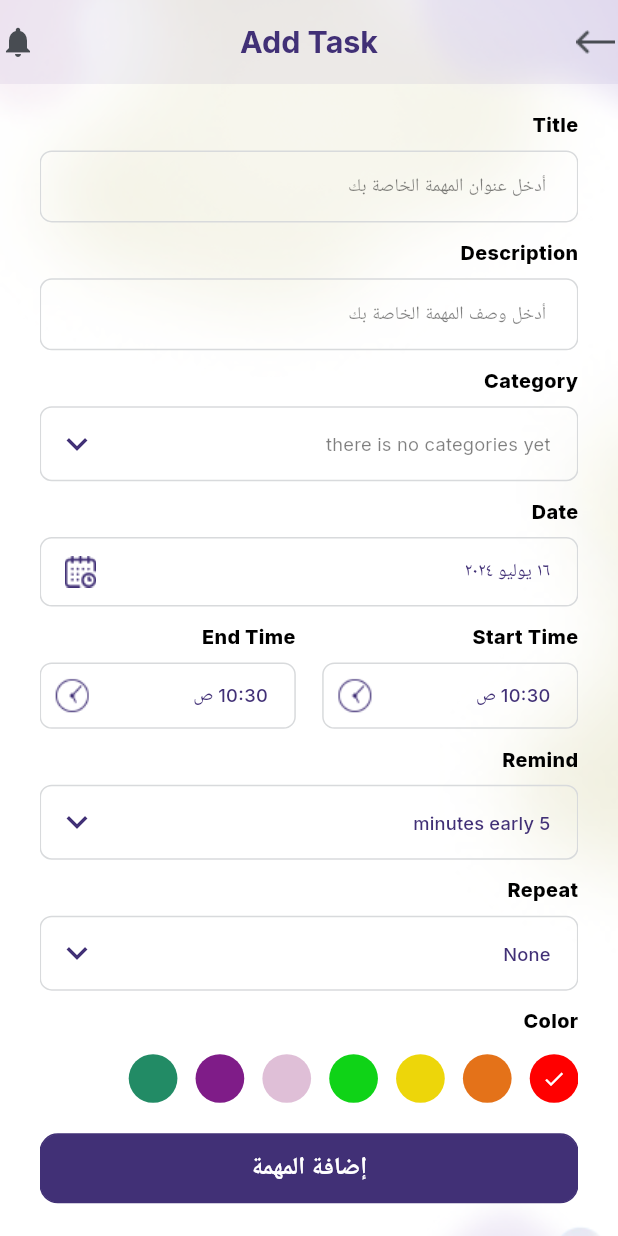
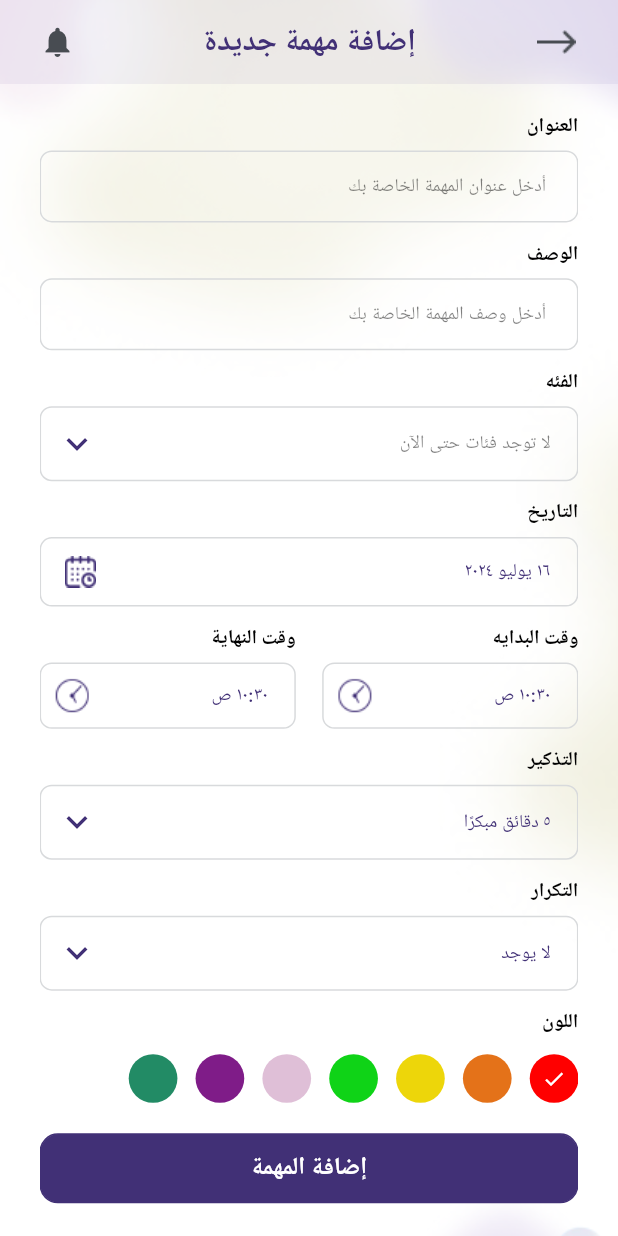
Before and after one commit to Mariam-Elkhelawy/TYDOO, a Flutter app: the AddTaskScreen screen opened by its route, scrolled down 199 dp, on a phone screen of 412 x 824 dp. Run offline on Flutter 3.47's test engine with Material 3 defaults, Android fonts, the light colour scheme and no system bars; our stand-ins replace animated_custom_dropdown, another_flutter_splash_screen, cloud_firestore, easy_date_timeline, firebase_auth, firebase_core and 7 more; accounts and stored records are empty; generated files the repository leaves out were written again; project files that could hold a hidden picture were left out.

Commit message:
add task local

```diff
--- a/lib/core/utils/app_images.dart
+++ b/lib/core/utils/app_images.dart
@@ -8,6 +8,7 @@ class AppImages {
   static const String addImage = 'assets/images/add_image.png';
    static const String addCategory = 'assets/images/add_category.png';
   static const String arrow = 'assets/images/ic_arrow.png';
+  static const String arrowAR = 'assets/images/arrow_ar.png';
   static const String calendar = 'assets/images/ic_calendar.png';
   static const String clock = 'assets/images/ic_clock.png';
   static const String home = 'assets/images/ic_home.svg';
@@ -18,6 +19,7 @@ class AppImages {
   static const String empty = 'assets/images/empty.png';
   static const String settingsTab = 'assets/images/settings.png';
   static const String arrowSquare = 'assets/images/ic_arrow_square.svg';
+  static const String arrowSquareAr = 'assets/images/arrow-square-ar.svg';
   static const String arrowDown = 'assets/images/ic_arrow_down.svg';
   static const String arrowTop = 'assets/images/ic_arrow_top.svg';
   static const String user = 'assets/images/user.svg';
@@ -34,5 +36,6 @@ class AppImages {
   static const String onboarding2 = 'assets/images/onboarding2.png';
   static const String onboarding3 = 'assets/images/onboarding3.png';
   static const String forgetPassword = 'assets/images/forget_password.svg';
+  static const String icSettings = 'assets/images/ic_Settings.png';
 
 }
--- a/lib/core/utils/app_strings.dart
+++ b/lib/core/utils/app_strings.dart
@@ -1,19 +1,14 @@
 class AppStrings {
   static const String hello = 'Hello,';
   static String remind = '5 minutes early';
-  static const List<String> remindList = [
-    '5 minutes early',
-    '10 minutes early',
-    '15 minutes early',
-    '20 minutes early'
-  ];
+  static String remindAr = '٥ دقائق مبكرًا';
   static String repeat = 'None';
-  static const List<String> repeatList = ['None', 'Daily', 'Weekly', 'Monthly'];
+  static String repeatAr = 'لا يوجد';
   static const String home = 'Home';
   static const String category = 'Category';
   static const String settings = 'Settings';
-  static const String important  = 'Important';
-  static const String addImage  = 'Click here to add image';
-  static const String noTasks  = 'No Added Tasks Yet';
-  static const String account  = 'Account info';
+  static const String important = 'Important';
+  static const String addImage = 'Click here to add image';
+  static const String noTasks = 'No Added Tasks Yet';
+  static const String account = 'Account info';
 }
--- a/lib/features/home/add_task_screen.dart
+++ b/lib/features/home/add_task_screen.dart
@@ -30,10 +30,6 @@ class _AddTaskScreenState extends State<AddTaskScreen> {
   TextEditingController titleController = TextEditingController();
   TextEditingController descriptionController = TextEditingController();
   final GlobalKey<FormState> formKey = GlobalKey<FormState>();
-  String startTime = DateFormat('hh:mm a').format(DateTime.now()).toString();
-  String endTime = DateFormat('hh:mm a')
-      .format(DateTime.now().add(const Duration(minutes: 15)))
-      .toString();
   int color = 0;
   String? selectedCategory;
   bool isTapped = false;
@@ -44,11 +40,28 @@ class _AddTaskScreenState extends State<AddTaskScreen> {
     Provider.of<MyProvider>(context, listen: false).loadCategories();
   }
 
+  DateTime _timeOfDayToDateTime(TimeOfDay timeOfDay) {
+    final now = DateTime.now();
+    return DateTime(
+        now.year, now.month, now.day, timeOfDay.hour, timeOfDay.minute);
+  }
+
   @override
   Widget build(BuildContext context) {
     var provider = Provider.of<MyProvider>(context);
     var local = AppLocalizations.of(context)!;
-
+    List<String> remindList = [
+      local.min5,
+      local.min10,
+      local.min15,
+      local.min20,
+    ];
+    List<String> repeatList = [
+      local.none,
+      local.daily,
+      local.weekly,
+      local.monthly
+    ];
     return customBG(
       context: context,
       child: Scaffold(
@@ -57,13 +70,15 @@ class _AddTaskScreenState extends State<AddTaskScreen> {
           elevation: 0,
           backgroundColor: Colors.transparent,
           leading: Padding(
-            padding: EdgeInsets.only(left: 24.w),
+            padding: EdgeInsetsDirectional.only(start: 24.w),
             child: InkWell(
               onTap: () {
                 Navigator.pop(context);
               },
-              child: const ImageIcon(
-                AssetImage(AppImages.arrow),
+              child: ImageIcon(
+                AssetImage(provider.languageCode == 'en'
+                    ? AppImages.arrow
+                    : AppImages.arrowAR),
                 size: 20,
                 color: AppColor.iconColor,
               ),
@@ -71,12 +86,12 @@ class _AddTaskScreenState extends State<AddTaskScreen> {
           ),
           centerTitle: true,
           title: Text(
-            'Add Task',
+            local.addTask,
             style: AppStyles.bodyL.copyWith(color: AppColor.primaryColor),
           ),
           actions: [
             Padding(
-              padding: EdgeInsets.only(right: 24.w),
+              padding: EdgeInsetsDirectional.only(end: 24.w),
               child: const Icon(
                 Icons.notifications,
                 color: AppColor.iconColor,
@@ -102,7 +117,7 @@ class _AddTaskScreenState extends State<AddTaskScreen> {
                         width: 187.w,
                         height: 187.h,
                       ),
-                      const TextWidget(text: 'Title'),
+                      TextWidget(text: local.title),
                       CustomTextFormField(
                         myController: titleController,
                         hintText: local.enterTitle,
@@ -113,7 +128,7 @@ class _AddTaskScreenState extends State<AddTaskScreen> {
                           return null;
                         },
                       ),
-                      const TextWidget(text: 'Description'),
+                      TextWidget(text: local.description),
                       CustomTextFormField(
                         hintText: local.enterDescription,
                         myController: descriptionController,
@@ -124,7 +139,7 @@ class _AddTaskScreenState extends State<AddTaskScreen> {
                           return null;
                         },
                       ),
-                      const TextWidget(text: 'Category'),
+                      TextWidget(text: local.category),
                       customButton(
                           padding:
                               EdgeInsetsDirectional.only(start: 16.w, end: 9.w),
@@ -133,8 +148,8 @@ class _AddTaskScreenState extends State<AddTaskScreen> {
                           child: DropdownButton(
                             hint: Text(
                               provider.categories.isEmpty
-                                  ? 'there is no categories yet'
-                                  : 'select Category',
+                                  ? local.noCat
+                                  : local.select,
                               style: AppStyles.hintText,
                             ),
                             underline: Container(height: 0.h),
@@ -165,7 +180,7 @@ class _AddTaskScreenState extends State<AddTaskScreen> {
                               });
                             },
                           )),
-                      const TextWidget(text: 'Date'),
+                      TextWidget(text: local.date),
                       InkWell(
                         onTap: () {
                           editProvider.selectDate(context);
@@ -179,14 +194,12 @@ class _AddTaskScreenState extends State<AddTaskScreen> {
                           child: Row(
                             children: [
                               Text(
-                                DateFormat.yMMMd(
-                                            provider.languageCode == 'en'
-                                                ? 'en'
-                                                : 'ar')
-                                        .format(editProvider.chosenDate)
-                                ,style: AppStyles.generalText
-                                        .copyWith(fontSize: 12.sp)
-                              ),
+                                  DateFormat.yMMMd(provider.languageCode == 'en'
+                                          ? 'en'
+                                          : 'ar')
+                                      .format(editProvider.chosenDate),
+                                  style: AppStyles.generalText
+                                      .copyWith(fontSize: 12.sp)),
                               const Spacer(),
                               const ImageIcon(
                                 AssetImage(AppImages.calendar),
@@ -202,7 +215,7 @@ class _AddTaskScreenState extends State<AddTaskScreen> {
                             child: Column(
                               crossAxisAlignment: CrossAxisAlignment.start,
                               children: [
-                                const TextWidget(text: 'Start Time'),
+                                TextWidget(text: local.startTime),
                                 InkWell(
                                   onTap: () {
                                     editProvider.selectStartTime(context);
@@ -218,9 +231,14 @@ class _AddTaskScreenState extends State<AddTaskScreen> {
                                     child: Row(
                                       children: [
                                         Text(
-                                          editProvider.selectedStartTime
-                                              .format(context)
-                                              .toString(),
+                                          DateFormat.jm(
+                                                  provider.languageCode == 'en'
+                                                      ? 'en'
+                                                      : 'ar')
+                                              .format(
+                                            _timeOfDayToDateTime(
+                                                editProvider.selectedStartTime),
+                                          ),
                                           style: AppStyles.generalText
                                               .copyWith(fontSize: 12.sp),
                                         ),
@@ -241,7 +259,7 @@ class _AddTaskScreenState extends State<AddTaskScreen> {
                             child: Column(
                               crossAxisAlignment: CrossAxisAlignment.start,
                               children: [
-                                const TextWidget(text: 'End Time'),
+                                TextWidget(text: local.endTime),
                                 InkWell(
                                   onTap: () {
                                     editProvider.selectEndTime(context);
@@ -257,9 +275,14 @@ class _AddTaskScreenState extends State<AddTaskScreen> {
                                     child: Row(
                                       children: [
                                         Text(
-                                          editProvider.selectedEndTime
-                                              .format(context)
-                                              .toString(),
+                                          DateFormat.jm(
+                                                  provider.languageCode == 'en'
+                                                      ? 'en'
+                                                      : 'ar')
+                                              .format(
+                                            _timeOfDayToDateTime(
+                                                editProvider.selectedEndTime),
+                                          ),
                                           style: AppStyles.generalText
                                               .copyWith(fontSize: 12.sp),
                                         ),
@@ -277,7 +300,7 @@ class _AddTaskScreenState extends State<AddTaskScreen> {
                           ),
                         ],
                       ),
-                      const TextWidget(text: 'Remind'),
+                      TextWidget(text: local.remind),
                       customButton(
                           padding:
                               EdgeInsetsDirectional.only(start: 16.w, end: 9.w),
@@ -285,7 +308,9 @@ class _AddTaskScreenState extends State<AddTaskScreen> {
                           borderColor: AppColor.borderColor,
                           child: DropdownButton(
                             hint: Text(
-                              AppStrings.remind,
+                              provider.languageCode == 'en'
+                                  ? AppStrings.remind
+                                  : AppStrings.remindAr,
                               style: AppStyles.generalText
                                   .copyWith(fontSize: 12.sp),
                             ),
@@ -298,7 +323,7 @@ class _AddTaskScreenState extends State<AddTaskScreen> {
                               color: AppColor.primaryColor,
                               size: 28,
                             ),
-                            items: AppStrings.remindList
+                            items: remindList
                                 .map<DropdownMenuItem<String>>(
                                   (e) => DropdownMenuItem<String>(
                                     value: e,
@@ -311,11 +336,13 @@ class _AddTaskScreenState extends State<AddTaskScreen> {
                                 )
                                 .toList(),
                             onChanged: (value) {
-                              AppStrings.remind = value!;
+                              provider.languageCode == 'en'
+                                  ? AppStrings.remind
+                                  : AppStrings.remindAr = value!;
                               setState(() {});
                             },
                           )),
-                      const TextWidget(text: 'Repeat'),
+                      TextWidget(text: local.repeat),
                       customButton(
                           padding:
                               EdgeInsetsDirectional.only(start: 16.w, end: 9.w),
@@ -323,7 +350,7 @@ class _AddTaskScreenState extends State<AddTaskScreen> {
                           borderColor: AppColor.borderColor,
                           child: DropdownButton(
                             hint: Text(
-                              AppStrings.repeat,
+                              provider.languageCode=='en'?AppStrings.repeat:AppStrings.repeatAr,
                               style: AppStyles.generalText
                                   .copyWith(fontSize: 12.sp),
                             ),
@@ -336,7 +363,7 @@ class _AddTaskScreenState extends State<AddTaskScreen> {
                               color: AppColor.primaryColor,
                               size: 28,
                             ),
-                            items: AppStrings.repeatList
+                            items: repeatList
                                 .map<DropdownMenuItem<String>>(
                                   (e) => DropdownMenuItem<String>(
                                     value: e,
@@ -349,11 +376,11 @@ class _AddTaskScreenState extends State<AddTaskScreen> {
                                 )
                                 .toList(),
                             onChanged: (value) {
-                              AppStrings.repeat = value!;
+                              provider.languageCode=='en'?AppStrings.repeat:AppStrings.repeatAr = value!;
                               setState(() {});
                             },
                           )),
-                      const TextWidget(text: 'Color'),
+                      TextWidget(text: local.color),
                       Wrap(
                         children: List.generate(
                           7,
--- a/lib/features/important/important_tab.dart
+++ b/lib/features/important/important_tab.dart
@@ -29,7 +29,7 @@ class ImportantTab extends StatelessWidget {
                 color: AppColor.taskGreyColor,
               ),
               Text(
-                'Important',
+                local.important,
                 style: AppStyles.bodyL.copyWith(color: AppColor.primaryColor),
               ),
               const ImageIcon(
@@ -73,7 +73,7 @@ class ImportantTab extends StatelessWidget {
                     ),
                     SizedBox(height: 20.h),
                     Text(
-                      local.noTasks,
+                      local.noImportant,
                       style: AppStyles.titleL.copyWith(
                           fontSize: 14.sp, color: AppColor.primaryColor),
                     )
--- a/lib/features/onboarding/onboarding_screens.dart
+++ b/lib/features/onboarding/onboarding_screens.dart
@@ -8,6 +8,7 @@ import 'package:todo_app/features/login/login_screen.dart';
 import 'package:todo_app/features/onboarding/gradient_text.dart';
 import 'package:todo_app/features/onboarding/onboarding_widget.dart';
 import 'package:todo_app/firebase/firebase_functions.dart';
+import 'package:flutter_gen/gen_l10n/app_localizations.dart';
 
 class OnboardingScreen extends StatefulWidget {
   const OnboardingScreen({super.key});
@@ -22,6 +23,8 @@ class _OnboardingScreenState extends State<OnboardingScreen> {
 
   @override
   Widget build(BuildContext context) {
+    var local = AppLocalizations.of(context)!;
+
     return Scaffold(
       backgroundColor: AppColor.onboardingColor,
       body: Stack(
@@ -36,21 +39,21 @@ class _OnboardingScreenState extends State<OnboardingScreen> {
                 },
               );
             },
-            children: const [
+            children:  [
               OnboardingWidget(
                 image: AppImages.onboarding3,
-                title: 'Welcome to ToDo App',
-                description: 'Keep track of your tasks easily!',
+                title: local.onBoardingT1,
+                description: local.onBoardingD1,
               ),
               OnboardingWidget(
                 image: AppImages.onboarding1,
-                title: 'Organize by Categories',
-                description: 'Categorize your tasks for better management.',
+                title: local.onBoardingT2,
+                description: local.onBoardingD2,
               ),
               OnboardingWidget(
                 image: AppImages.onboarding2,
-                title: 'Set Reminders',
-                description: 'Never miss a deadline with reminders.',
+                title: local.onBoardingT3,
+                description: local.onBoardingD3,
               ),
             ],
           ),
@@ -72,7 +75,7 @@ class _OnboardingScreenState extends State<OnboardingScreen> {
                                   context, LoginScreen.routeName);
                         },
                         child: GradientText(
-                          'skip',
+                         local.skip,
                           style: TextStyle(fontSize: 16.sp),
                         ),
                       ),
@@ -126,7 +129,7 @@ class _OnboardingScreenState extends State<OnboardingScreen> {
                       padding:
                           EdgeInsets.symmetric(horizontal: 12.w, vertical: 8.h),
                       child: Text(
-                        currentPage == 2 ? 'done' : 'next',
+                        currentPage == 2 ? local.doneO : local.next,
                         style: AppStyles.bodyM.copyWith(
                             fontSize: 14.sp, color: AppColor.whiteColor),
                       ),
--- a/lib/features/settings/settings_tab.dart
+++ b/lib/features/settings/settings_tab.dart
@@ -26,7 +26,7 @@ class SettingsTab extends StatelessWidget {
         children: [
           SizedBox(height: 75.h),
           Text(
-            'Settings',
+            local.settings,
             textAlign: TextAlign.center,
             style: AppStyles.bodyL.copyWith(color: AppColor.primaryColor),
           ),
@@ -40,20 +40,20 @@ class SettingsTab extends StatelessWidget {
           SettingsWidget(
             iconPath: AppImages.user,
             isHint: true,
-            hint: 'name, age, ...etc',
-            title: 'Account info',
+            hint: local.accountH,
+            title: local.accountT,
             onTap: () {},
           ),
           SettingsWidget(
             iconPath: AppImages.privacy,
             isHint: true,
-            hint: 'email, password, mobile',
-            title: 'Privacy',
+            hint: local.privacyH,
+            title: local.privacyT,
             onTap: () {},
           ),
           SettingsWidget(
             iconPath: AppImages.theme,
-            title: 'Theme Mode',
+            title: local.theme,
             isDropMenu: true,
             dropDownItems: themeList,
             onDropDownChanged: (String? value) {
@@ -66,12 +66,12 @@ class SettingsTab extends StatelessWidget {
           ),
           SettingsWidget(
             iconPath: AppImages.notification,
-            title: 'Notification',
+            title: local.notification,
             onTap: () {},
           ),
           SettingsWidget(
             iconPath: AppImages.language,
-            title: 'Language',
+            title: local.language,
             isDropMenu: true,
             dropDownItems: langList,
             onDropDownChanged: (String? value) {
@@ -84,12 +84,12 @@ class SettingsTab extends StatelessWidget {
           ),
           SettingsWidget(
             iconPath: AppImages.aboutUs,
-            title: 'About Us',
+            title: local.aboutUs,
             onTap: () {},
           ),
           SettingsWidget(
             iconPath: AppImages.logout,
-            title: 'Logout',
+            title: local.logout,
             onTap: () async {
               await FirebaseFunctions.signOut();
               Navigator.pushNamedAndRemoveUntil(
--- a/lib/features/settings/settings_widget.dart
+++ b/lib/features/settings/settings_widget.dart
@@ -125,7 +125,10 @@ class SettingsWidget extends StatelessWidget {
                         ],
                       ),
               ),
-              if (!isDropMenu) SvgPicture.asset(AppImages.arrowSquare),
+              if (!isDropMenu)
+                SvgPicture.asset(provider.languageCode == 'en'
+                    ? AppImages.arrowSquare
+                    : AppImages.arrowSquareAr),
               SizedBox(
                 width: 18.w,
               )
--- a/lib/l10n/app_ar.arb
+++ b/lib/l10n/app_ar.arb
@@ -70,10 +70,51 @@
   "notHaveAccount":"ليس لديك حساب؟ ",
   "signup": "انشاء حساب",
   "hello": "مرحبا,",
-  "category": "الفئات",
-  "noCategory": "لم تتم إضافة أي فئات!"
-
-
+  "category": "الفئه",
+  "noCategory": "لم تتم إضافة أي فئات!",
+  "noImportant": "لم تتم إضافة أي مهام مفضلة!",
+  "addCategory": "اضافه فئه",
+  "name": "الاسم",
+  "note": "الملاحظه",
+  "color": "اللون",
+  "addImage": "أضف صوره (",
+  "optional": "اختياري*",
+  "parentheses": ")",
+  "click": "اضغط هنا لإضافة صورة",
+  "skip": "تخطي",
+  "doneO": "متابعه",
+  "next": "التالي",
+  "onBoardingT1": "مرحبا بك في تيدو",
+  "onBoardingD1": "تتبع المهام الخاصة بك بسهولة!",
+  "onBoardingT2": "تنظيم حسب الفئات",
+  "onBoardingD2": "تصنيف المهام الخاصة بك لإدارة أفضل.",
+  "onBoardingT3": "تعيين التذكيرات",
+  "onBoardingD3": "لا تفوت موعدًا نهائيًا مع التذكيرات.",
+  "home": "الرئيسيه",
+  "important": "المفضله",
+  "accountT": "معلومات الحساب",
+  "accountH": "الاسم، العمر، ...الخ",
+  "privacyT": "سياسة الخصوصية",
+  "privacyH": "البريد الإلكتروني، كلمة المرور،...إلخ",
+  "aboutUs": "معلومات عنا",
+  "notification": "الإشعارات",
+  "title": "العنوان",
+  "description": "الوصف",
+  "noCat": "لا توجد فئات حتى الآن",
+  "select": "اختر الفئة",
+  "date":"التاريخ",
+  "startTime": "وقت البدايه",
+  "endTime": "وقت النهاية",
+  "remind": "التذكير",
+  "repeat": "التكرار",
+  "min5": "٥ دقائق مبكرًا",
+  "min10": "١٠ دقائق مبكرًا",
+  "min15": "١٥ دقائق مبكرًا",
+  "min20": "٢٠ دقيقه مبكرًا",
+  "none": "لا يوجد",
+  "daily": "يوميًا",
+  "weekly":"اسبوعيًا",
+  "monthly": "شهريًا"
 
 
 
```
Also changed, not shown: lib/features/category/add_category_screen.dart (+14 -13 lines), lib/features/category/add_task_bottom_sheet.dart (deleted, +0 -153 lines), lib/features/home_screen.dart (+13 -14 lines), lib/l10n/app_en.arb (+47 -1 lines), assets/images/arrow-square-ar.svg (added), assets/images/arrow_ar.png (added).
